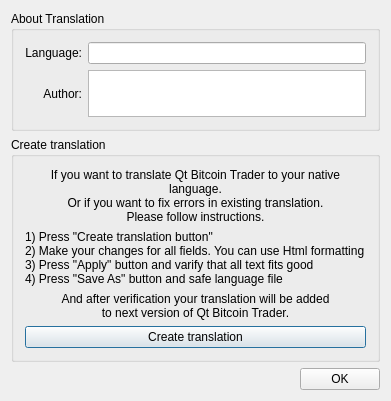
Old version of the form src/translationabout.ui in the repository jorisd/QtBitcoinTrader.
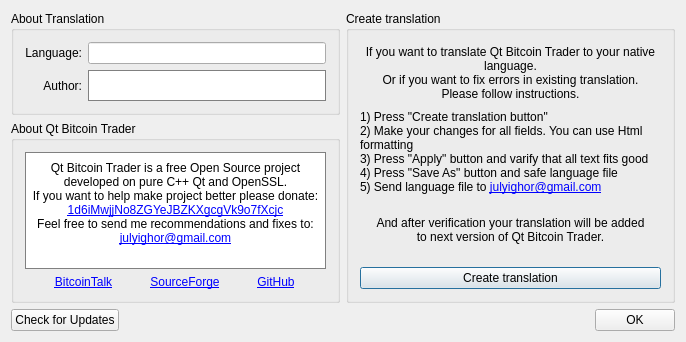
New version of the form.

Diff of the .ui file:
```diff
--- a/src/translationabout.ui
+++ b/src/translationabout.ui
@@ -6,22 +6,28 @@
    <rect>
     <x>0</x>
     <y>0</y>
-    <width>391</width>
-    <height>400</height>
+    <width>686</width>
+    <height>342</height>
    </rect>
   </property>
   <property name="maximumSize">
    <size>
-    <width>400</width>
-    <height>500</height>
+    <width>700</width>
+    <height>450</height>
    </size>
   </property>
   <property name="windowTitle">
    <string>Qt Bitcoin Trader</string>
   </property>
   <layout class="QGridLayout" name="gridLayout_2">
-   <item row="0" column="0" colspan="2">
+   <item row="0" column="0">
     <widget class="QGroupBox" name="aboutTranslationGroupBox">
+     <property name="sizePolicy">
+      <sizepolicy hsizetype="Preferred" vsizetype="Expanding">
+       <horstretch>0</horstretch>
+       <verstretch>0</verstretch>
+      </sizepolicy>
+     </property>
      <property name="maximumSize">
       <size>
        <width>16777215</width>
@@ -72,26 +78,34 @@
        </widget>
       </item>
       <item row="1" column="1">
-       <widget class="QTextEdit" name="textEdit">
-        <property name="readOnly">
+       <widget class="QLabel" name="translationAuthor">
+        <property name="accessibleName">
+         <string>TR00116</string>
+        </property>
+        <property name="styleSheet">
+         <string notr="true">QLabel {color: black; border: 1px solid gray; background: white; padding:6px}</string>
+        </property>
+        <property name="text">
+         <string/>
+        </property>
+        <property name="alignment">
+         <set>Qt::AlignCenter</set>
+        </property>
+        <property name="wordWrap">
          <bool>true</bool>
         </property>
-        <property name="html">
-         <string>&lt;!DOCTYPE HTML PUBLIC &quot;-//W3C//DTD HTML 4.0//EN&quot; &quot;http://www.w3.org/TR/REC-html40/strict.dtd&quot;&gt;
-&lt;html&gt;&lt;head&gt;&lt;meta name=&quot;qrichtext&quot; content=&quot;1&quot; /&gt;&lt;style type=&quot;text/css&quot;&gt;
-p, li { white-space: pre-wrap; }
-&lt;/style&gt;&lt;/head&gt;&lt;body style=&quot; font-family:'MS Shell Dlg 2'; font-size:8.25pt; font-weight:400; font-style:normal;&quot;&gt;
-&lt;p style=&quot;-qt-paragraph-type:empty; margin-top:0px; margin-bottom:0px; margin-left:0px; margin-right:0px; -qt-block-indent:0; text-indent:0px; font-size:8pt;&quot;&gt;&lt;br /&gt;&lt;/p&gt;&lt;/body&gt;&lt;/html&gt;</string>
+        <property name="openExternalLinks">
+         <bool>true</bool>
         </property>
        </widget>
       </item>
      </layout>
     </widget>
    </item>
-   <item row="1" column="0" colspan="2">
+   <item row="0" column="1" rowspan="2">
     <widget class="QGroupBox" name="createTranslationGroupBox">
      <property name="sizePolicy">
-      <sizepolicy hsizetype="Preferred" vsizetype="Expanding">
+      <sizepolicy hsizetype="Expanding" vsizetype="Expanding">
        <horstretch>0</horstretch>
        <verstretch>0</verstretch>
       </sizepolicy>
@@ -151,7 +165,7 @@
       <item row="1" column="0" colspan="3">
        <widget class="QLabel" name="translateLabel2">
         <property name="sizePolicy">
-         <sizepolicy hsizetype="Preferred" vsizetype="Maximum">
+         <sizepolicy hsizetype="Preferred" vsizetype="Preferred">
           <horstretch>0</horstretch>
           <verstretch>0</verstretch>
          </sizepolicy>
@@ -190,29 +204,188 @@
      </layout>
     </widget>
    </item>
-   <item row="2" column="0">
-    <spacer name="horizontalSpacer">
-     <property name="orientation">
-      <enum>Qt::Horizontal</enum>
+   <item row="1" column="0">
+    <widget class="QGroupBox" name="aboutBitcoinTraderGroupBox">
+     <property name="sizePolicy">
+      <sizepolicy hsizetype="Preferred" vsizetype="Expanding">
+       <horstretch>0</horstretch>
+       <verstretch>0</verstretch>
+      </sizepolicy>
      </property>
-     <property name="sizeHint" stdset="0">
-      <size>
-       <width>289</width>
-       <height>20</height>
-      </size>
-     </property>
-    </spacer>
-   </item>
-   <item row="2" column="1">
-    <widget class="QPushButton" name="okButton">
      <property name="accessibleName">
       <string>TRCLOSE</string>
      </property>
-     <property name="text">
-      <string>OK</string>
+     <property name="title">
+      <string>About Qt Bitcoin Trader</string>
      </property>
+     <layout class="QGridLayout" name="gridLayout_4">
+      <item row="0" column="0">
+       <widget class="QLabel" name="aboutTextLabel">
+        <property name="sizePolicy">
+         <sizepolicy hsizetype="Expanding" vsizetype="Preferred">
+          <horstretch>0</horstretch>
+          <verstretch>0</verstretch>
+         </sizepolicy>
+        </property>
+        <property name="accessibleName">
+         <string/>
+        </property>
+        <property name="styleSheet">
+         <string notr="true">QLabel {color: black; border: 1px solid gray; background: white; padding:6px}</string>
+        </property>
+        <property name="text">
+         <string>Qt Bitcoin Trader is a free Open Source project&lt;br&gt;developed on pure C++ Qt and OpenSSL.&lt;br&gt;
+If you want to help make project better please donate: &lt;a href=&quot;bitcoin:1d6iMwjjNo8ZGYeJBZKXgcgVk9o7fXcjc&quot;&gt;1d6iMwjjNo8ZGYeJBZKXgcgVk9o7fXcjc&lt;/a&gt;&lt;br&gt;
+Feel free to send me recommendations and fixes to: &lt;a href=&quot;mailto:julyighor@gmail.com&quot;&gt;julyighor@gmail.com&lt;/a&gt;&lt;br&gt;</string>
+        </property>
+        <property name="alignment">
+         <set>Qt::AlignCenter</set>
+        </property>
+        <property name="wordWrap">
+         <bool>true</bool>
+        </property>
+        <property name="openExternalLinks">
+         <bool>true</bool>
+        </property>
+       </widget>
+      </item>
+      <item row="1" column="0">
+       <layout class="QHBoxLayout" name="horizontalLayout_3">
+        <property name="spacing">
+         <number>8</number>
+        </property>
+        <item>
+         <widget class="QLabel" name="label_55">
+          <property name="sizePolicy">
+           <sizepolicy hsizetype="Maximum" vsizetype="Maximum">
+            <horstretch>0</horstretch>
+            <verstretch>0</verstretch>
+           </sizepolicy>
+          </property>
+          <property name="minimumSize">
+           <size>
+            <width>0</width>
+            <height>0</height>
+           </size>
+          </property>
+          <property name="toolTip">
+           <string>https://bitcointalk.org/index.php?topic=201062.0</string>
+          </property>
+          <property name="text">
+           <string>&lt;a href=&quot;https://bitcointalk.org/index.php?topic=201062.0&quot;&gt;&lt;span style=&quot; text-decoration: underline; color:#0000ff;&quot;&gt;BitcoinTalk&lt;/span&gt;&lt;/a&gt;</string>
+          </property>
+          <property name="alignment">
+           <set>Qt::AlignCenter</set>
+          </property>
+          <property name="openExternalLinks">
+           <bool>true</bool>
+          </property>
+         </widget>
+        </item>
+        <item>
+         <widget class="QLabel" name="label_53">
+          <property name="sizePolicy">
+           <sizepolicy hsizetype="Maximum" vsizetype="Maximum">
+            <horstretch>0</horstretch>
+            <verstretch>0</verstretch>
+           </sizepolicy>
+          </property>
+          <property name="minimumSize">
+           <size>
+            <width>0</width>
+            <height>0</height>
+           </size>
+          </property>
+          <property name="toolTip">
+           <string>https://sourceforge.net/projects/bitcointrader</string>
+          </property>
+          <property name="text">
+           <string>&lt;a href=&quot;https://sourceforge.net/projects/bitcointrader/&quot;&gt;&lt;span style=&quot; text-decoration: underline; color:#0000ff;&quot;&gt;SourceForge&lt;/span&gt;&lt;/a&gt;</string>
+          </property>
+          <property name="alignment">
+           <set>Qt::AlignCenter</set>
+          </property>
+          <property name="openExternalLinks">
+           <bool>true</bool>
+          </property>
+         </widget>
+        </item>
+        <item>
+         <widget class="QLabel" name="label_54">
+          <property name="sizePolicy">
+           <sizepolicy hsizetype="Maximum" vsizetype="Maximum">
+            <horstretch>0</horstretch>
+            <verstretch>0</verstretch>
+           </sizepolicy>
+          </property>
+          <property name="minimumSize">
+           <size>
+            <width>0</width>
+            <height>0</height>
+           </size>
+          </property>
+          <property name="toolTip">
+           <string>https://github.com/JulyIGHOR/QtBitcoinTrader</string>
+          </property>
+          <property name="text">
+           <string>&lt;a href=&quot;https://github.com/JulyIGHOR/QtBitcoinTrader&quot;&gt;&lt;span style=&quot; text-decoration: underline; color:#0000ff;&quot;&gt;GitHub&lt;/span&gt;&lt;/a&gt;</string>
+          </property>
+          <property name="alignment">
+           <set>Qt::AlignCenter</set>
+          </property>
+          <property name="openExternalLinks">
+           <bool>true</bool>
+          </property>
+         </widget>
+        </item>
+       </layout>
+      </item>
+     </layout>
     </widget>
    </item>
+   <item row="2" column="0" colspan="2">
+    <layout class="QHBoxLayout" name="horizontalLayout">
+     <item>
+      <widget class="QPushButton" name="buttonCheckUpdates">
+       <property name="sizePolicy">
+        <sizepolicy hsizetype="Preferred" vsizetype="Fixed">
+         <horstretch>0</horstretch>
+         <verstretch>0</verstretch>
+        </sizepolicy>
+       </property>
+       <property name="accessibleName">
+        <string>CHECK_FOR_UPDATE</string>
+       </property>
+       <property name="text">
+        <string>Check for Updates</string>
+       </property>
+      </widget>
+     </item>
+     <item>
+      <spacer name="horizontalSpacer">
+       <property name="orientation">
+        <enum>Qt::Horizontal</enum>
+       </property>
+       <property name="sizeHint" stdset="0">
+        <size>
+         <width>289</width>
+         <height>20</height>
+        </size>
+       </property>
+      </spacer>
+     </item>
+     <item>
+      <widget class="QPushButton" name="okButton">
+       <property name="accessibleName">
+        <string>TRCLOSE</string>
+       </property>
+       <property name="text">
+        <string>OK</string>
+       </property>
+      </widget>
+     </item>
+    </layout>
+   </item>
   </layout>
  </widget>
  <layoutdefault spacing="6" margin="11"/>
```
Left out of the diff: 27 changed lines with no effect on the pictures.
